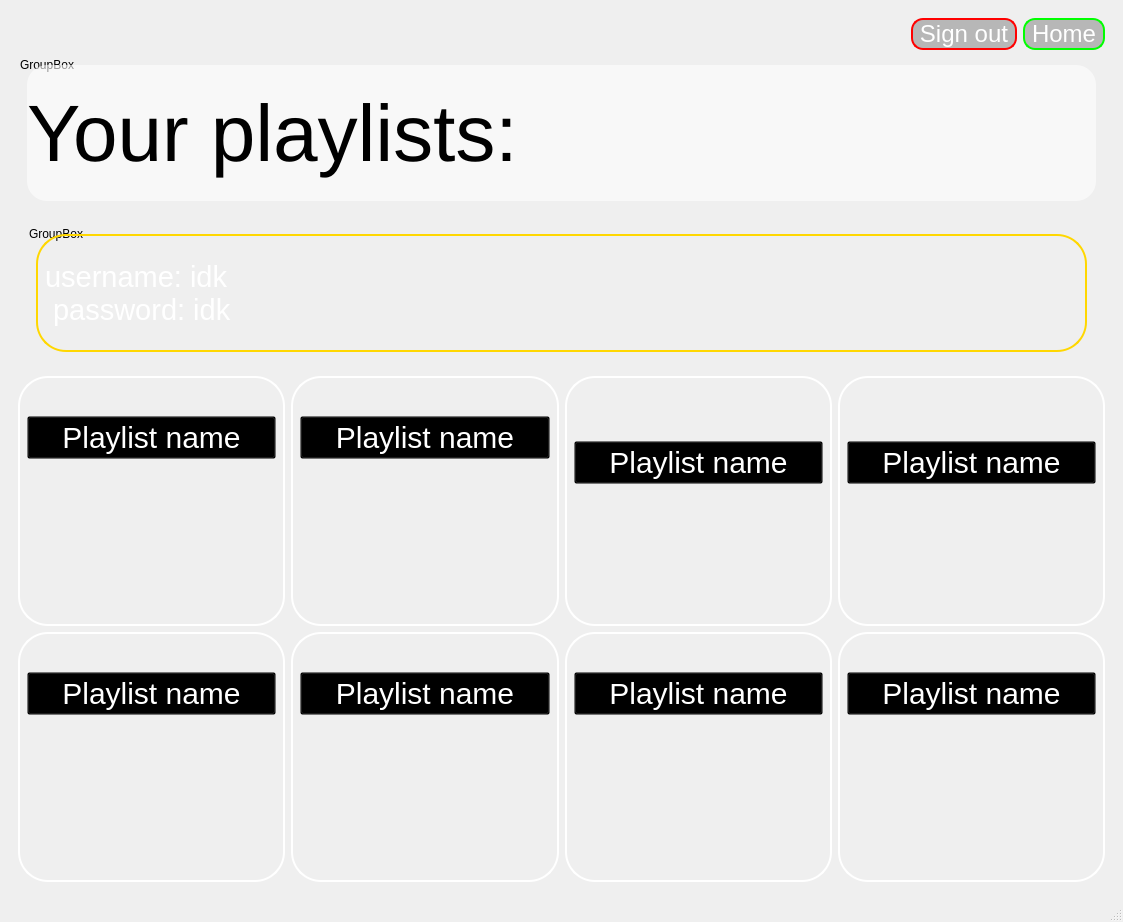
Old version of the form ui/user_profile/user_playlists.ui in the repository incremen/CyberMusicStreaming.
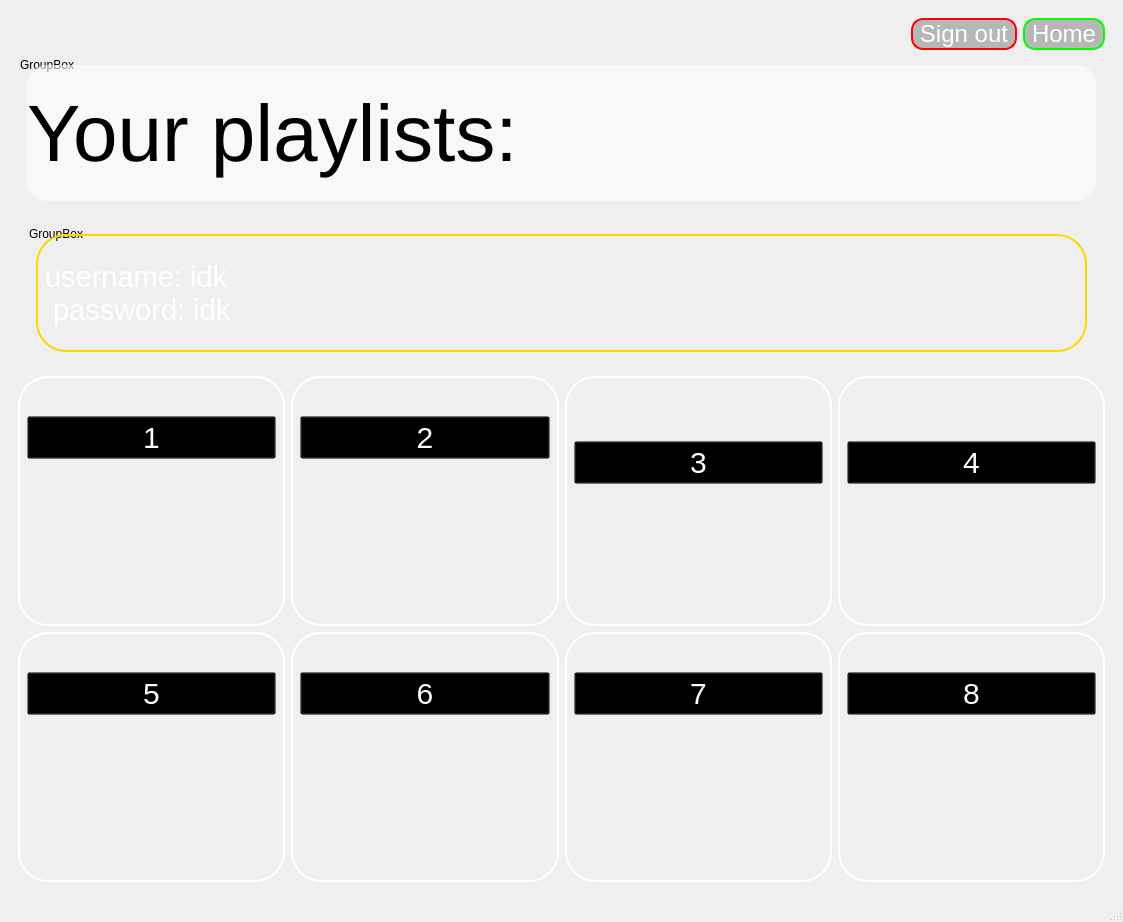
New version of the form. Icons and pictures are not drawn.

Commit message: renamed buttons in designer

The edit to the form file:
```diff
--- a/ui/user_profile/user_playlists.ui
+++ b/ui/user_profile/user_playlists.ui
@@ -86,7 +86,7 @@
 background-color: transparent;</string>
               </property>
               <property name="text">
-               <string>Playlist name</string>
+               <string>4</string>
               </property>
              </widget>
             </item>
@@ -150,7 +150,7 @@
 background-color: transparent;</string>
               </property>
               <property name="text">
-               <string>Playlist name</string>
+               <string>3</string>
               </property>
              </widget>
             </item>
@@ -226,7 +226,7 @@
 background-color: transparent;</string>
               </property>
               <property name="text">
-               <string>Playlist name</string>
+               <string>8</string>
               </property>
              </widget>
             </item>
@@ -290,7 +290,7 @@
 background-color: transparent;</string>
               </property>
               <property name="text">
-               <string>Playlist name</string>
+               <string>6</string>
               </property>
              </widget>
             </item>
@@ -354,7 +354,7 @@
 background-color: transparent;</string>
               </property>
               <property name="text">
-               <string>Playlist name</string>
+               <string>2</string>
               </property>
              </widget>
             </item>
@@ -424,7 +424,7 @@
 background-color: transparent;</string>
               </property>
               <property name="text">
-               <string>Playlist name</string>
+               <string>7</string>
               </property>
              </widget>
             </item>
@@ -488,7 +488,7 @@
 background-color: transparent;</string>
               </property>
               <property name="text">
-               <string>Playlist name</string>
+               <string>5</string>
               </property>
              </widget>
             </item>
@@ -552,7 +552,7 @@
 background-color: transparent;</string>
               </property>
               <property name="text">
-               <string>Playlist name</string>
+               <string>1</string>
               </property>
              </widget>
             </item>
```
Left out of the diff: 32 changed lines with no effect on the pictures. The commit also changes 1 other file.
